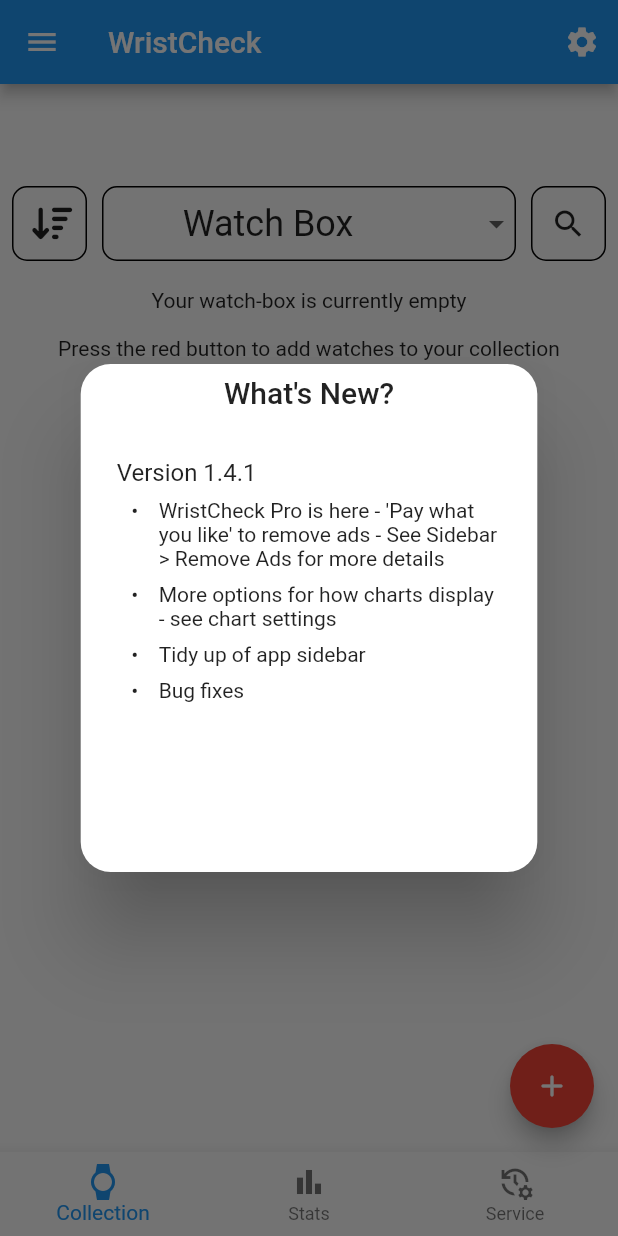
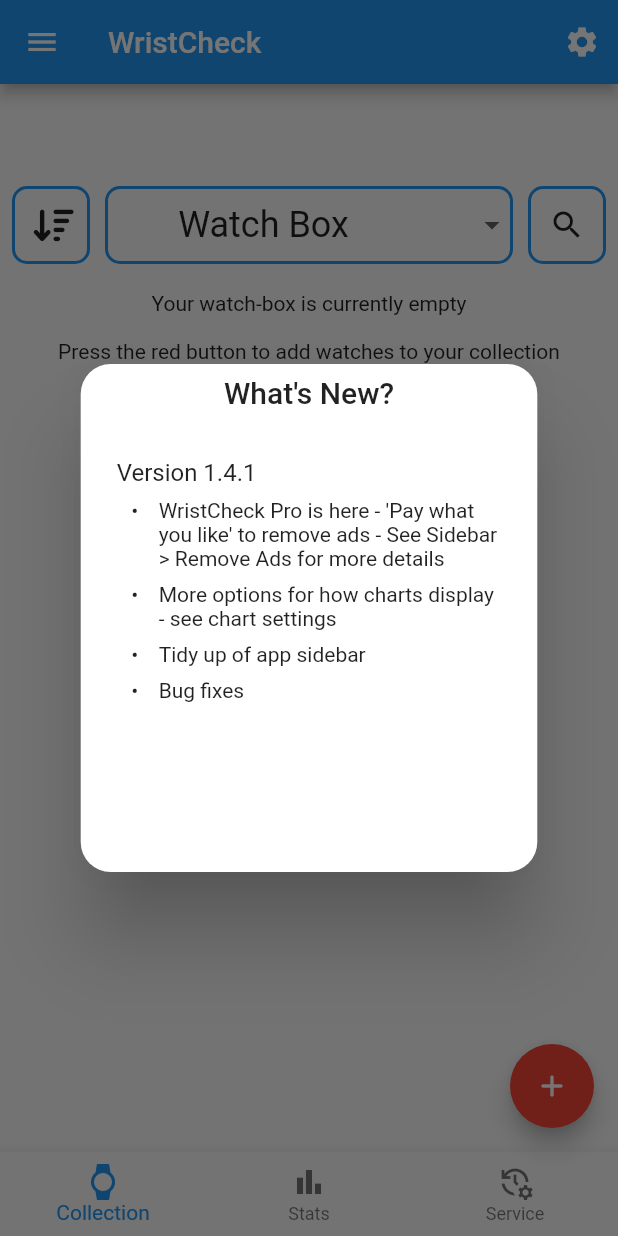
Before and after one commit to Stif-UK/WristCheck, a Flutter app: the screen it shows after launch, on a phone screen of 412 x 824 dp. Run offline on Flutter 3.47's test engine with Material 2 defaults, Android fonts, the phone set to English and light mode, and no system bars; drawn by our look-alikes of google_mobile_ads; our stand-ins replace file_picker, flutter_local_notifications, flutter_markdown, font_awesome_flutter, get, hive and 11 more; missing offline and left inert: app_tracking_transparency, purchases_flutter; accounts and stored records are empty; network calls fail; statements that could not run were skipped.

Commit message:
updating borders

```diff
--- a/lib/ui/watchbox.dart
+++ b/lib/ui/watchbox.dart
@@ -81,7 +81,10 @@ class _WatchBoxState extends State<Watchbox> {
                 Obx(
                   ()=> Container(
                     decoration: BoxDecoration(
-                        border: Border.all(),
+                        border: Border.all(
+                          color: Theme.of(context).disabledColor,
+                          width: 2
+                        ),
                         shape: BoxShape.rectangle,
                         borderRadius: const BorderRadius.all(Radius.circular(10))),
                     child: IconButton(
@@ -102,7 +105,10 @@ class _WatchBoxState extends State<Watchbox> {
                   child: Container(
                     margin: const EdgeInsets.all(10.0),
                     decoration: BoxDecoration(
-                        border: Border.all(),
+                        border: Border.all(
+                            color: Theme.of(context).disabledColor,
+                            width: 2
+                        ),
                         shape: BoxShape.rectangle,
                         borderRadius: const BorderRadius.all(Radius.circular(10))),
                     child: Row(
@@ -125,7 +131,10 @@ class _WatchBoxState extends State<Watchbox> {
                 ),
                 Container(
                   decoration: BoxDecoration(
-                      border: Border.all(),
+                      border: Border.all(
+                          color: Theme.of(context).disabledColor,
+                          width: 2
+                      ),
                       shape: BoxShape.rectangle,
                       borderRadius: const BorderRadius.all(Radius.circular(10))),
                   child: IconButton(
```
